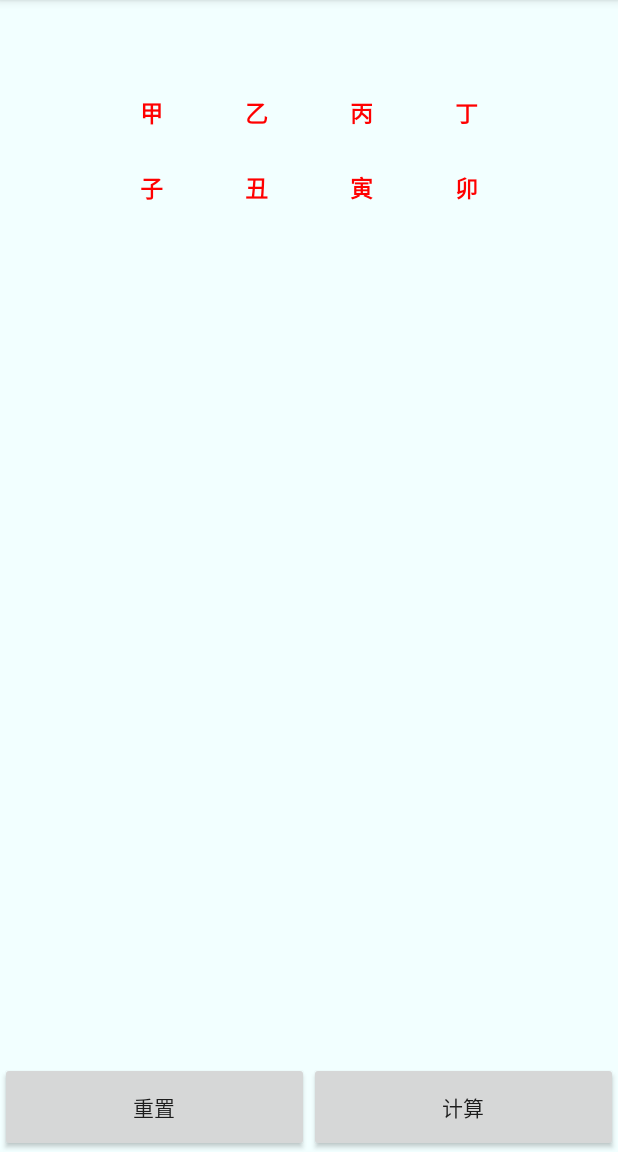
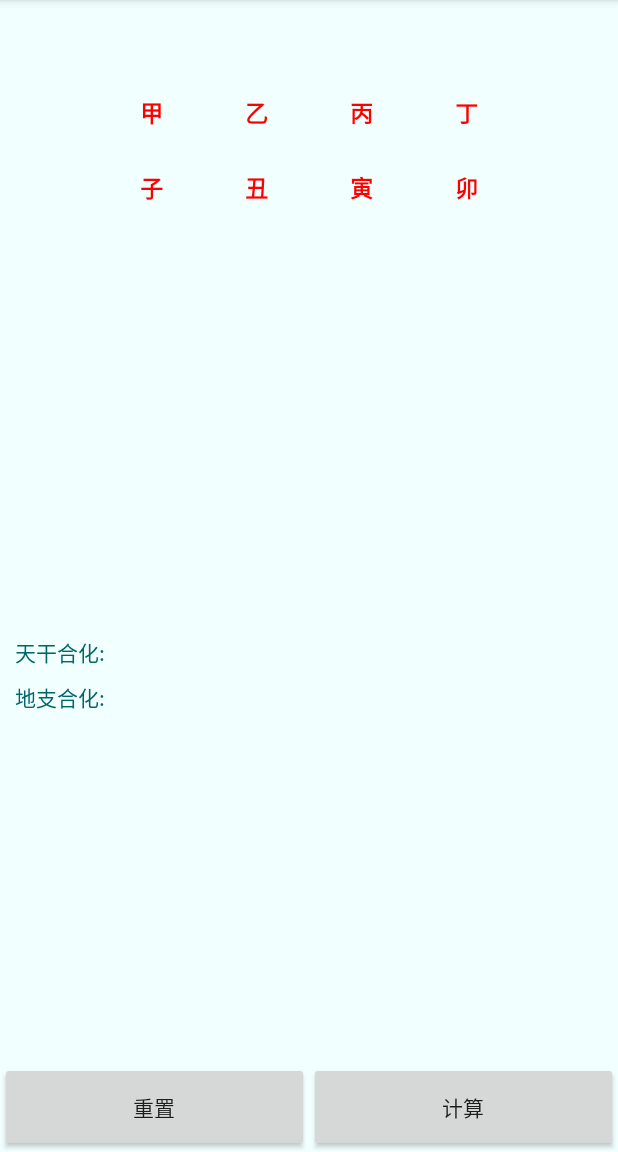
Before and after one commit to crffly/LayoutStart, an Android app: the screen it shows after launch (MainActivity), on a phone screen of 412 x 824 dp, the part 84-1236 px from its top. Run offline under Robolectric (Android 15) with nearby library versions, the phone set to English and light mode, and no system bars.

Commit message:
1. 增加天干地支合化功能。

```diff
--- a/app/src/main/java/com/flashstart/layoutstart/MainActivity.java
+++ b/app/src/main/java/com/flashstart/layoutstart/MainActivity.java
@@ -26,6 +26,9 @@ public class MainActivity extends AppCompatActivity {
 
     private GridView    _gv;
 
+    private TextView    _tvMergeUp = null;
+    private TextView    _tvMergeDown = null;
+
     @Override
     protected void onCreate(Bundle savedInstanceState) {
         super.onCreate(savedInstanceState);
@@ -53,6 +56,9 @@ public class MainActivity extends AppCompatActivity {
         BuildTenLayout(R.id.tv_ten_up_moon);
         BuildTenLayout(R.id.tv_ten_up_day);
         BuildTenLayout(R.id.tv_ten_up_hour);
+
+        _tvMergeUp = (TextView) findViewById(R.id.tv_up_merge);
+        _tvMergeDown = (TextView) findViewById(R.id.tv_down_merge);
 
         for (int i=0; i<8; i++)
         {
@@ -188,6 +194,8 @@ public class MainActivity extends AppCompatActivity {
 
         // 更新天干地支合化UI
         //
+        _tvMergeUp.setText(HandleData.getInstance().getUpList());
+        _tvMergeDown.setText(HandleData.getInstance().getDownList());
     }
 
     private void clearData()
--- a/app/src/main/java/com/flashstart/layoutstart/startItem/TenStyleData.java
+++ b/app/src/main/java/com/flashstart/layoutstart/startItem/TenStyleData.java
@@ -27,6 +27,7 @@ public class TenStyleData {
 
     private JSONArray  _rootTen = null;
     private JSONArray  _rootDown2Up = null;
+    private JSONArray  _rootMerge = null;
 
     private static TenStyleData instance = null;
 
@@ -58,6 +59,15 @@ public class TenStyleData {
         } catch (JSONException e) {
             e.printStackTrace();
         }
+
+        urls = UrlsTools.geFileFromAssets(StartApplication.getInstance().getApplicationContext(), "star_merge.json");
+        try {
+            JSONObject downData = new JSONObject(urls);
+            _rootMerge = downData.getJSONArray("root");
+
+        } catch (JSONException e) {
+            e.printStackTrace();
+        }
     }
 
     public JSONArray getTenData()
@@ -69,5 +79,8 @@ public class TenStyleData {
     {
         return _rootDown2Up;
     }
-
+    public JSONArray getMergeData()
+    {
+        return _rootMerge;
+    }
 }
--- a/app/src/main/res/layout/activity_main.xml
+++ b/app/src/main/res/layout/activity_main.xml
@@ -17,7 +17,7 @@
 
         <TableLayout
             android:layout_width="match_parent"
-            android:layout_height="match_parent"
+            android:layout_height="200dp"
             android:gravity="center_horizontal"
             android:layout_weight="1"
             tools:layout_editor_absoluteX="8dp"
@@ -514,6 +514,58 @@
         <LinearLayout
             android:layout_width="match_parent"
             android:layout_height="60dp"
+            android:layout_weight="1"
+            android:orientation="vertical">
+
+            <LinearLayout
+                android:layout_width="match_parent"
+                android:layout_height="30dp"
+                android:orientation="horizontal">
+
+                <TextView
+                    android:layout_width="wrap_content"
+                    android:layout_height="30dp"
+                    android:layout_marginLeft="10dp"
+                    android:textAlignment="center"
+                    android:textColor="@color/normal_font"
+                    android:text="天干合化: "/>
+
+                <TextView
+                    android:id="@+id/tv_up_merge"
+                    android:layout_width="match_parent"
+                    android:layout_height="30dp"
+                    android:gravity="center_horizontal"
+                    android:text=""
+                    android:textAlignment="viewStart"
+                    android:textColor="@color/colorPrimary"/>
+            </LinearLayout>
+            <LinearLayout
+                android:layout_width="match_parent"
+                android:layout_height="30dp"
+                android:orientation="horizontal">
+
+                <TextView
+                    android:layout_width="wrap_content"
+                    android:layout_height="30dp"
+                    android:textAlignment="center"
+                    android:layout_marginLeft="10dp"
+                    android:textColor="@color/normal_font"
+                    android:text="地支合化: "/>
+
+                <TextView
+                    android:id="@+id/tv_down_merge"
+                    android:layout_width="match_parent"
+                    android:layout_height="30dp"
+                    android:gravity="center_horizontal"
+                    android:text=""
+                    android:textAlignment="viewStart"
+                    android:textColor="@color/colorPrimary"/>
+            </LinearLayout>
+        </LinearLayout>
+
+        <LinearLayout
+            android:layout_width="match_parent"
+            android:layout_height="60dp"
             android:orientation="horizontal"
             tools:layout_editor_absoluteX="8dp"
             tools:layout_editor_absoluteY="8dp">
```
Also changed, not shown: app/src/main/assets/star_merge.json (+78 -13 lines), app/src/main/java/com/flashstart/layoutstart/startItem/HandleData.java (+145 -2 lines).
